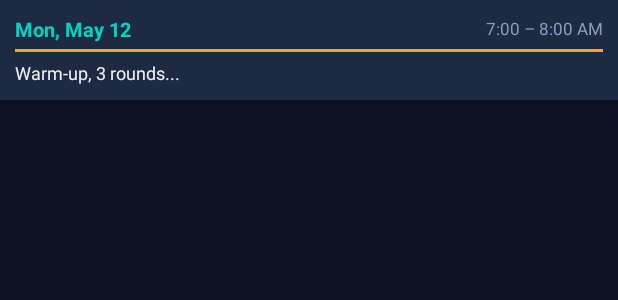
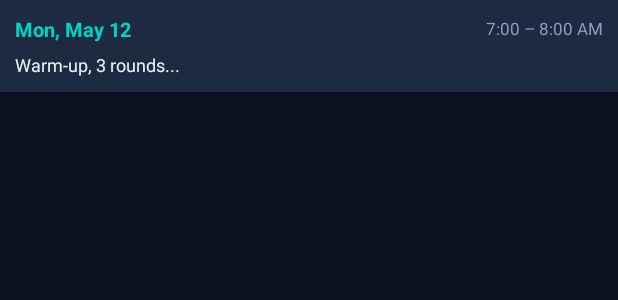
Before and after one commit to avilevi/misc, an Android app: the layout wod_widget_item.xml on its own in the app's theme, with its tools: preview values and no code run, on a phone screen of 412 x 824 dp. Shown: the top 300 px of the screen. Run offline under Robolectric (Android 15) with nearby library versions, the phone set to English and light mode, and no system bars.

Commit message:
Fix loading: remove View divider from item layout, simplify adapter intent
View elements in RemoteViewsFactory item layouts can cause serialization
failures. Removed orange accent View, using dark card background + teal
dates for styling. Also removed problematic intent URI data.

Co-Authored-By: Claude Opus 4.7 <noreply@anthropic.com>

```diff
--- a/healthconnect_to_gcal/hc_export_app/app/src/main/kotlin/com/hcexport/WodWidgetProvider.kt
+++ b/healthconnect_to_gcal/hc_export_app/app/src/main/kotlin/com/hcexport/WodWidgetProvider.kt
@@ -35,7 +35,6 @@ class WodWidgetProvider : AppWidgetProvider() {
 
                 val adapterIntent = Intent(context, WodWidgetService::class.java).apply {
                     putExtra(AppWidgetManager.EXTRA_APPWIDGET_ID, widgetId)
-                    data = android.net.Uri.parse(this.toUri(Intent.URI_INTENT_SCHEME))
                 }
                 views.setRemoteAdapter(R.id.wod_list, adapterIntent)
                 views.setEmptyView(R.id.wod_list, R.id.wod_empty)
--- a/healthconnect_to_gcal/hc_export_app/app/src/main/res/layout/wod_widget_item.xml
+++ b/healthconnect_to_gcal/hc_export_app/app/src/main/res/layout/wod_widget_item.xml
@@ -36,12 +36,6 @@
             android:gravity="end" />
     </LinearLayout>
 
-    <!-- Orange accent line -->
-    <View
-        android:layout_width="match_parent"
-        android:layout_height="2dp"
-        android:background="#FFF5A623" />
-
     <!-- WOD content -->
     <TextView
         android:id="@+id/item_desc"
@@ -52,6 +46,6 @@
         android:textSize="12sp"
         android:maxLines="6"
         android:ellipsize="end"
-        android:paddingTop="5dp" />
+        android:paddingTop="2dp" />
 
 </LinearLayout>
```
